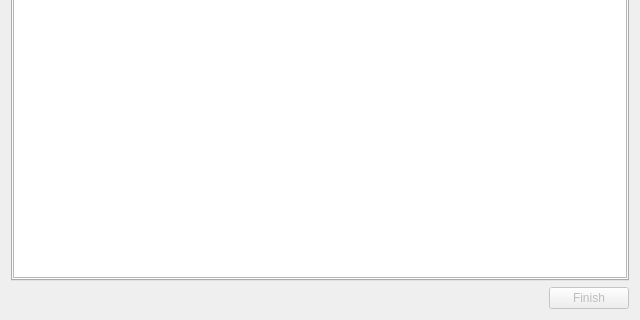
First picture: the form in gui/dialogs/quickmod/QuickModInstallDialog.ui, repository MultiMC/Launcher, before the edit; both pictures show x 0 to 640 and y 160 to 480 of the 640 by 480 pixel window.
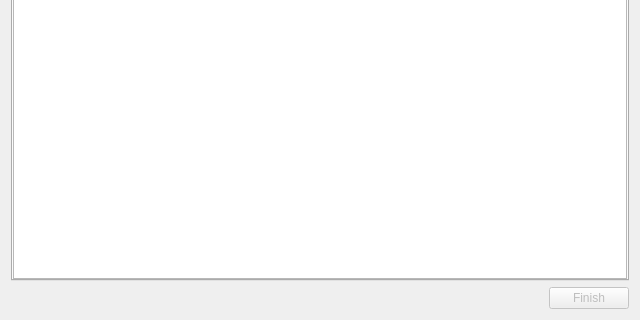
Second picture: the form after the edit. The open tabs and pages were chosen to show the change.

```diff
--- a/gui/dialogs/quickmod/QuickModInstallDialog.ui
+++ b/gui/dialogs/quickmod/QuickModInstallDialog.ui
@@ -34,10 +34,10 @@
         <number>0</number>
        </property>
        <property name="bottomMargin">
-        <number>1</number>
+        <number>0</number>
        </property>
        <item row="0" column="0">
-        <widget class="QPlainTextEdit" name="dependencyLogEdit"/>
+        <widget class="QListWidget" name="dependencyListWidget"/>
        </item>
       </layout>
      </widget>
```
Left out of the diff: 2 changed lines with no effect on the pictures.
